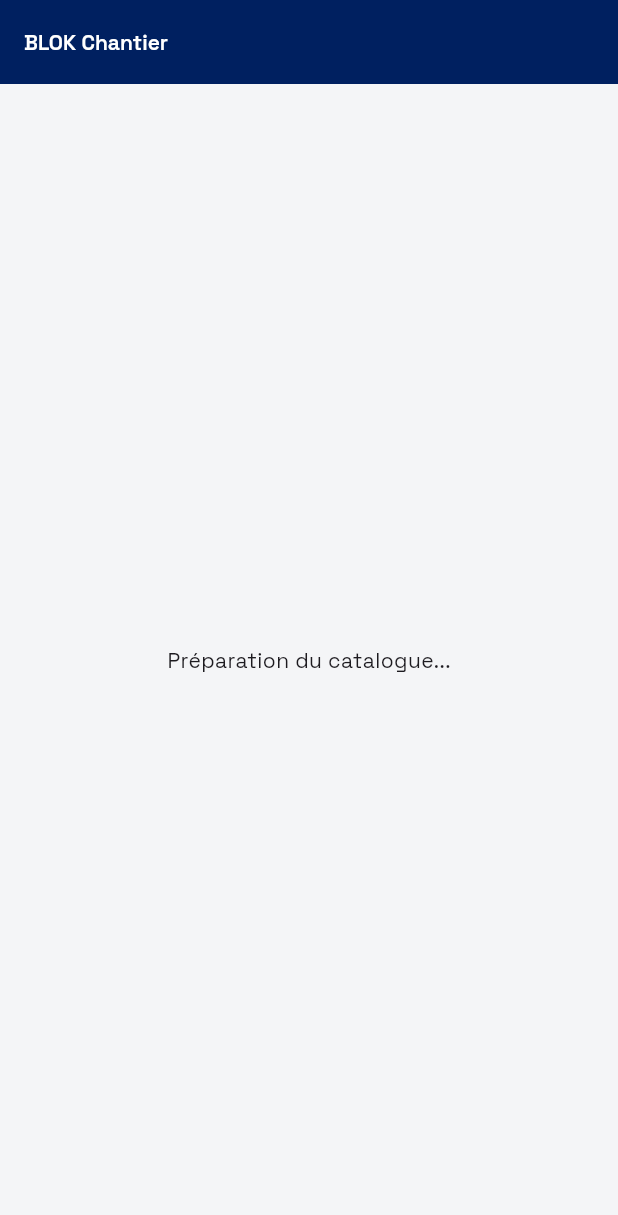
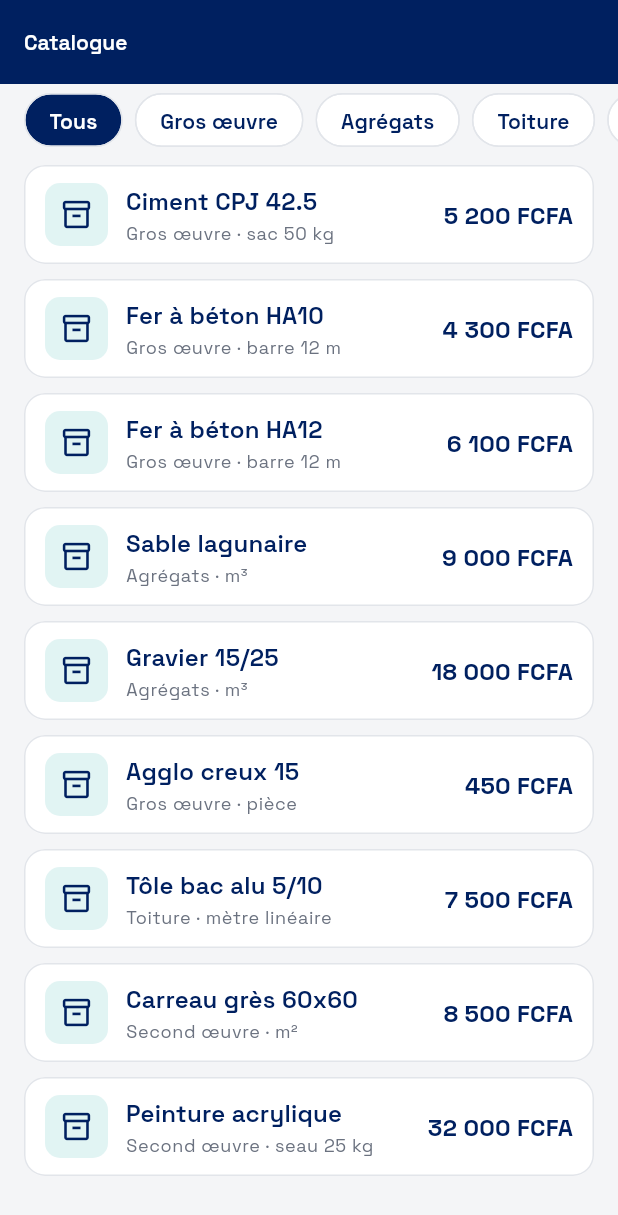
Before and after one commit to Baacbeker/Test_technique_Flutter_blok, a Flutter app: the screen it shows after launch, on a phone screen of 412 x 824 dp. Shown: the top 1215 px of the screen. Run offline on Flutter 3.47's test engine with Material 3 defaults, Android fonts, the phone set to English and light mode, and no system bars; our stand-ins replace google_fonts.

Commit message:
Écran catalogue avec filtre par catégorie

```diff
--- a/lib/app.dart
+++ b/lib/app.dart
@@ -1,35 +1,40 @@
 import 'package:flutter/material.dart';
+import 'package:provider/provider.dart';
 
 import 'core/theme/app_theme.dart';
+import 'data/repositories/catalog_repository.dart';
+import 'data/repositories/local_catalog_repository.dart';
+import 'features/catalog/catalog_screen.dart';
+import 'state/catalog_controller.dart';
 
 /// [BlokChantierApp] : racine de l'application.
-/// Elle installe le thème BLOK et, plus tard, les providers de gestion d'état
-/// ainsi que la navigation du bas (Catalogue / Panier / Commandes).
+/// Elle installe le thème BLOK et les providers : le repository (données),
+/// puis le contrôleur du catalogue. Le panier et les commandes viendront
+/// se brancher ici aux étapes suivantes, sans toucher aux écrans.
 class BlokChantierApp extends StatelessWidget {
+  /// Racine sans état interne : tout l'état vit dans les contrôleurs.
   const BlokChantierApp({super.key});
 
   @override
   Widget build(BuildContext context) {
-    return MaterialApp(
-      title: 'BLOK Chantier',
-      debugShowCheckedModeBanner: false,
-      theme: AppTheme.light(),
-      home: const _StartupScreen(),
-    );
-  }
-}
-
-/// Écran provisoire affiché le temps de brancher le catalogue (étape 3).
-/// Il est remplacé à l'étape 7 par la barre de navigation du bas.
-class _StartupScreen extends StatelessWidget {
-  const _StartupScreen();
-
-  @override
-  Widget build(BuildContext context) {
-    return Scaffold(
-      appBar: AppBar(title: const Text('BLOK Chantier')),
-      body: const Center(
-        child: Text('Préparation du catalogue...'),
+    return MultiProvider(
+      providers: [
+        // Le repository est exposé par contrat : on pourra le remplacer
+        // par une version HTTP sans changer une ligne des écrans.
+        Provider<CatalogRepository>(
+          create: (BuildContext context) => const LocalCatalogRepository(),
+        ),
+        ChangeNotifierProvider<CatalogController>(
+          create: (BuildContext context) =>
+              CatalogController(context.read<CatalogRepository>())
+                ..loadProducts(),
+        ),
+      ],
+      child: MaterialApp(
+        title: 'BLOK Chantier',
+        debugShowCheckedModeBanner: false,
+        theme: AppTheme.light(),
+        home: const CatalogScreen(),
       ),
     );
   }
--- a/lib/data/models/order.dart
+++ b/lib/data/models/order.dart
@@ -59,7 +59,7 @@ class Order {
   int lineAmount(OrderLine line, List<Product> products) {
     for (final Product product in products) {
       if (product.id == line.productId) {
-        return product.price * line.qty;
+        return product.amountFor(line.qty);
       }
     }
     return 0;
--- a/lib/data/models/product.dart
+++ b/lib/data/models/product.dart
@@ -36,4 +36,11 @@ class Product {
 
   /// Prix unitaire en FCFA (entier : le franc CFA n'a pas de décimales).
   final int price;
+
+  /// Montant d'une quantité de ce produit : prix unitaire multiplié par [qty].
+  /// Point unique de calcul "prix x quantité", réutilisé par le panier
+  /// et par les commandes pour éviter de dupliquer la formule.
+  int amountFor(int qty) {
+    return price * qty;
+  }
 }
--- /dev/null
+++ b/lib/features/catalog/catalog_screen.dart
@@ -0,0 +1,86 @@
+import 'package:flutter/material.dart';
+import 'package:provider/provider.dart';
+
+import '../../core/theme/app_colors.dart';
+import '../../state/catalog_controller.dart';
+import 'widgets/category_filter.dart';
+import 'widgets/product_tile.dart';
+
+/// [CatalogScreen] : écran 1, la liste des matériaux.
+/// L'écran ne fait que lire l'état du [CatalogController] et l'afficher :
+/// filtre, tri et chargement sont gérés dans le contrôleur.
+class CatalogScreen extends StatelessWidget {
+  /// Écran sans état interne : tout vient du contrôleur.
+  const CatalogScreen({super.key});
+
+  @override
+  Widget build(BuildContext context) {
+    final CatalogController catalog = context.watch<CatalogController>();
+    return Scaffold(
+      appBar: AppBar(title: const Text('Catalogue')),
+      body: _buildBody(catalog),
+    );
+  }
+
+  /// Affiche le chargement, l'erreur ou la liste filtrée.
+  Widget _buildBody(CatalogController catalog) {
+    if (catalog.isLoading) {
+      return const Center(
+        child: CircularProgressIndicator(color: AppColors.orange),
+      );
+    }
+    if (catalog.errorMessage != null) {
+      return _buildError(catalog);
+    }
+    return Column(
+      children: <Widget>[
+        CategoryFilter(
+          categories: catalog.categories,
+          selectedCategory: catalog.selectedCategory,
+          onSelected: catalog.selectCategory,
+        ),
+        Expanded(child: _buildList(catalog)),
+      ],
+    );
+  }
+
+  /// Liste des produits visibles pour la catégorie choisie.
+  Widget _buildList(CatalogController catalog) {
+    if (catalog.visibleProducts.isEmpty) {
+      return const Center(
+        child: Text('Aucun produit dans cette catégorie.'),
+      );
+    }
+    return ListView.separated(
+      padding: const EdgeInsets.fromLTRB(16, 6, 16, 20),
+      itemCount: catalog.visibleProducts.length,
+      separatorBuilder: (BuildContext context, int index) =>
+          const SizedBox(height: 10),
+      itemBuilder: (BuildContext context, int index) {
+        return ProductTile(product: catalog.visibleProducts[index]);
+      },
+    );
+  }
+
+  /// Message d'erreur avec possibilité de relancer le chargement.
+  Widget _buildError(CatalogController catalog) {
+    return Padding(
+      padding: const EdgeInsets.all(24),
+      child: Column(
+        mainAxisAlignment: MainAxisAlignment.center,
+        crossAxisAlignment: CrossAxisAlignment.stretch,
+        children: <Widget>[
+          Text(
+            catalog.errorMessage ?? '',
+            textAlign: TextAlign.center,
+          ),
+          const SizedBox(height: 16),
+          FilledButton(
+            onPressed: catalog.loadProducts,
+            child: const Text('Réessayer'),
+          ),
+        ],
+      ),
+    );
+  }
+}
--- /dev/null
+++ b/lib/features/catalog/widgets/category_filter.dart
@@ -0,0 +1,63 @@
+import 'package:flutter/material.dart';
+
+import '../../../core/theme/app_colors.dart';
+
+/// [CategoryFilter] : la rangée de puces "Tous / Gros œuvre / Agrégats...".
+/// Widget d'affichage pur : il reçoit les catégories et la sélection,
+/// et remonte le clic au parent, sans aucune logique métier.
+class CategoryFilter extends StatelessWidget {
+  /// [categories] : libellés à afficher ; [onSelected] : clic sur une puce.
+  const CategoryFilter({
+    required this.categories,
+    required this.selectedCategory,
+    required this.onSelected,
+    super.key,
+  });
+
+  /// Libellés des puces, dans l'ordre d'affichage.
+  final List<String> categories;
+
+  /// Puce actuellement active.
+  final String selectedCategory;
+
+  /// Callback appelé avec le libellé de la puce cliquée.
+  final ValueChanged<String> onSelected;
+
+  @override
+  Widget build(BuildContext context) {
+    return SizedBox(
+      height: 48,
+      child: ListView.separated(
+        scrollDirection: Axis.horizontal,
+        padding: const EdgeInsets.symmetric(horizontal: 16, vertical: 6),
+        itemCount: categories.length,
+        separatorBuilder: (BuildContext context, int index) =>
+            const SizedBox(width: 8),
+        itemBuilder: (BuildContext context, int index) {
+          final String category = categories[index];
+          return _buildChip(category, category == selectedCategory);
+        },
+      ),
+    );
+  }
+
+  /// Construit une puce, en inversant les couleurs quand elle est active.
+  Widget _buildChip(String category, bool isSelected) {
+    return ChoiceChip(
+      label: Text(category),
+      selected: isSelected,
+      showCheckmark: false,
+      onSelected: (bool selected) => onSelected(category),
+      labelStyle: TextStyle(
+        color: isSelected ? Colors.white : AppColors.navy,
+        fontWeight: FontWeight.w600,
+      ),
+      backgroundColor: AppColors.surface,
+      selectedColor: AppColors.navy,
+      side: const BorderSide(color: AppColors.border),
+      shape: RoundedRectangleBorder(
+        borderRadius: BorderRadius.circular(20),
+      ),
+    );
+  }
+}
--- /dev/null
+++ b/lib/features/catalog/widgets/product_tile.dart
@@ -0,0 +1,81 @@
+import 'package:flutter/material.dart';
+
+import '../../../core/theme/app_colors.dart';
+import '../../../core/utils/fcfa_format.dart';
+import '../../../data/models/product.dart';
+
+/// [ProductTile] : une ligne de la liste du catalogue.
+/// Elle affiche un produit (nom, catégorie, unité, prix formaté en FCFA)
+/// et remonte le clic au parent via [onTap]. Aucun calcul ici :
+/// le prix vient déjà formaté de [formatFcfa], la seule fonction de formatage.
+class ProductTile extends StatelessWidget {
+  /// [product] : le produit à afficher ; [onTap] : ouverture de la fiche détail.
+  const ProductTile({required this.product, this.onTap, super.key});
+
+  /// Produit affiché par la tuile.
+  final Product product;
+
+  /// Action déclenchée quand on touche la tuile.
+  final VoidCallback? onTap;
+
+  @override
+  Widget build(BuildContext context) {
+    final TextTheme textTheme = Theme.of(context).textTheme;
+    return Card(
+      child: InkWell(
+        onTap: onTap,
+        borderRadius: BorderRadius.circular(14),
+        child: Padding(
+          padding: const EdgeInsets.symmetric(horizontal: 14, vertical: 12),
+          child: Row(
+            children: <Widget>[
+              Container(
+                width: 42,
+                height: 42,
+                decoration: BoxDecoration(
+                  color: AppColors.teal.withValues(alpha: 0.18),
+                  borderRadius: BorderRadius.circular(10),
+                ),
+                child: const Icon(
+                  Icons.inventory_2_outlined,
+                  color: AppColors.navy,
+                  size: 22,
+                ),
+              ),
+              const SizedBox(width: 12),
+              Expanded(
+                child: Column(
+                  crossAxisAlignment: CrossAxisAlignment.start,
+                  children: <Widget>[
+                    Text(
+                      product.name,
+                      style: textTheme.titleMedium?.copyWith(
+                        color: AppColors.navy,
+                        fontWeight: FontWeight.w600,
+                      ),
+                    ),
+                    const SizedBox(height: 2),
+                    Text(
+                      '${product.category} · ${product.unit}',
+                      style: textTheme.bodySmall?.copyWith(
+                        color: AppColors.muted,
+                      ),
+                    ),
+                  ],
+                ),
+              ),
+              const SizedBox(width: 8),
+              Text(
+                formatFcfa(product.price),
+                style: textTheme.titleMedium?.copyWith(
+                  color: AppColors.navy,
+                  fontWeight: FontWeight.w700,
+                ),
+              ),
+            ],
+          ),
+        ),
+      ),
+    );
+  }
+}
--- /dev/null
+++ b/lib/state/catalog_controller.dart
@@ -0,0 +1,95 @@
+import 'package:flutter/foundation.dart';
+
+import '../data/models/product.dart';
+import '../data/repositories/catalog_repository.dart';
+
+/// [CatalogController] : état du catalogue.
+/// Il charge les produits via le repository, garde la catégorie choisie
+/// et expose la liste à afficher. L'écran ne fait aucun tri ni filtrage :
+/// il lit simplement [visibleProducts] et [categories].
+class CatalogController extends ChangeNotifier {
+  /// Le catalogue reçoit son repository par le constructeur : c'est ce qui
+  /// permettra de passer à une version HTTP sans toucher aux écrans.
+  CatalogController(this._repository);
+
+  /// Contrat d'accès aux données (local aujourd'hui, HTTP demain).
+  final CatalogRepository _repository;
+
+  /// Libellé de la puce qui n'applique aucun filtre.
+  static const String allCategoriesLabel = 'Tous';
+
+  List<Product> _products = const <Product>[];
+  String _selectedCategory = allCategoriesLabel;
+  bool _isLoading = true;
+  String? _errorMessage;
+
+  /// Tous les produits du catalogue, sans filtre.
+  List<Product> get products => _products;
+
+  /// Catégorie sélectionnée dans le filtre.
+  String get selectedCategory => _selectedCategory;
+
+  /// Vrai pendant le chargement initial du fichier de données.
+  bool get isLoading => _isLoading;
+
+  /// Message d'erreur à afficher si le chargement a échoué, sinon null.
+  String? get errorMessage => _errorMessage;
+
+  /// Catégories proposées dans les puces : "Tous" puis celles trouvées
+  /// dans les données, dans l'ordre d'apparition du catalogue.
+  List<String> get categories {
+    final List<String> result = <String>[allCategoriesLabel];
+    for (final Product product in _products) {
+      if (!result.contains(product.category)) {
+        result.add(product.category);
+      }
+    }
+    return result;
+  }
+
+  /// Produits à afficher : tout le catalogue, ou seulement la catégorie choisie.
+  List<Product> get visibleProducts {
+    if (_selectedCategory == allCategoriesLabel) {
+      return _products;
+    }
+    return _products
+        .where((Product product) => product.category == _selectedCategory)
+        .toList(growable: false);
+  }
+
+  /// Recherche un produit par son identifiant (utilisé par le panier
+  /// et par les commandes pour retrouver les prix).
+  Product? productById(int id) {
+    for (final Product product in _products) {
+      if (product.id == id) {
+        return product;
+      }
+    }
+    return null;
+  }
+
+  /// Charge le catalogue depuis le repository.
+  Future<void> loadProducts() async {
+    _isLoading = true;
+    _errorMessage = null;
+    notifyListeners();
+    try {
+      _products = await _repository.loadProducts();
+    } catch (error) {
+      _errorMessage = 'Impossible de charger le catalogue.';
+      _products = const <Product>[];
+    } finally {
+      _isLoading = false;
+      notifyListeners();
+    }
+  }
+
+  /// Applique le filtre de catégorie.
+  void selectCategory(String category) {
+    if (_selectedCategory == category) {
+      return;
+    }
+    _selectedCategory = category;
+    notifyListeners();
+  }
+}
```
Also changed, not shown: pubspec.yaml (+4 -3 lines), pubspec.lock.
